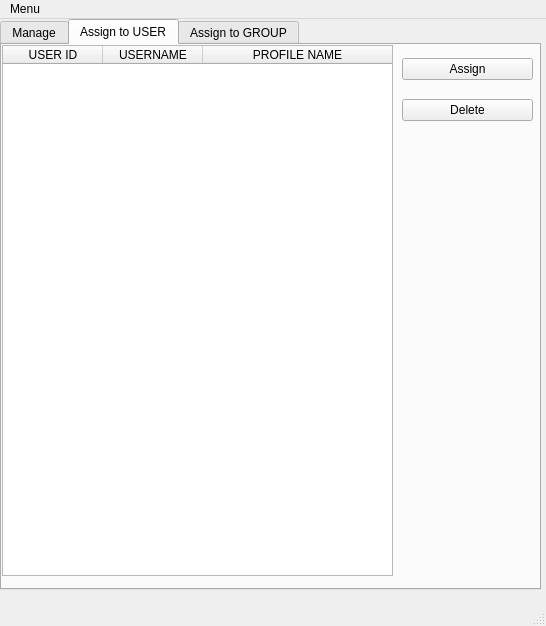
Old version of the form ui/main.ui in the repository 50Shades/TimeKicker.
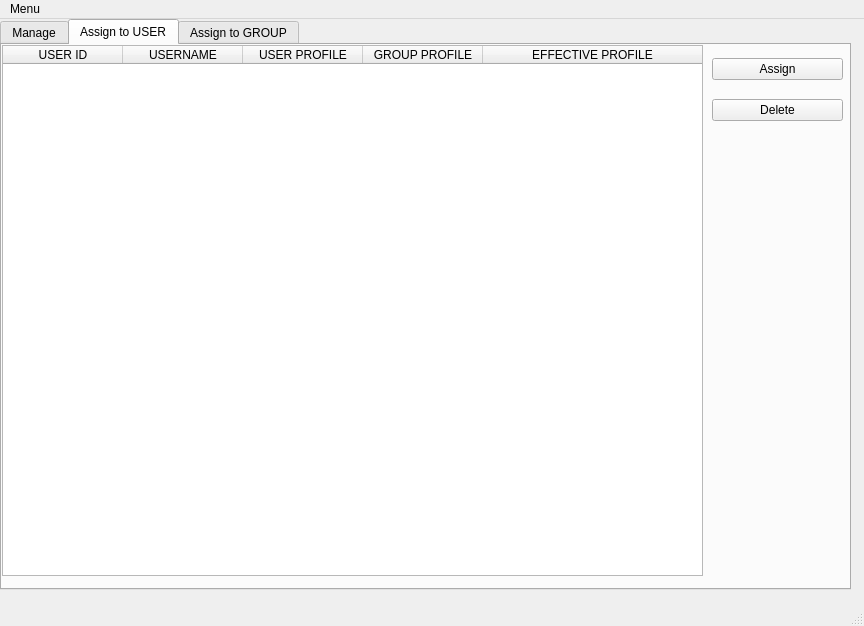
New version of the form. The open tabs and pages were chosen to show the change.

```diff
--- a/ui/main.ui
+++ b/ui/main.ui
@@ -6,7 +6,7 @@
    <rect>
     <x>0</x>
     <y>0</y>
-    <width>546</width>
+    <width>864</width>
     <height>626</height>
    </rect>
   </property>
@@ -19,7 +19,7 @@
      <rect>
       <x>0</x>
       <y>0</y>
-      <width>541</width>
+      <width>851</width>
       <height>571</height>
      </rect>
     </property>
@@ -117,7 +117,7 @@
        <rect>
         <x>0</x>
         <y>0</y>
-        <width>391</width>
+        <width>701</width>
         <height>531</height>
        </rect>
       </property>
@@ -133,12 +133,21 @@
          <attribute name="horizontalHeaderCascadingSectionResizes">
           <bool>false</bool>
          </attribute>
+         <attribute name="horizontalHeaderDefaultSectionSize">
+          <number>120</number>
+         </attribute>
+         <attribute name="horizontalHeaderMinimumSectionSize">
+          <number>120</number>
+         </attribute>
          <attribute name="horizontalHeaderStretchLastSection">
           <bool>true</bool>
          </attribute>
          <attribute name="verticalHeaderCascadingSectionResizes">
           <bool>false</bool>
          </attribute>
+         <attribute name="verticalHeaderMinimumSectionSize">
+          <number>120</number>
+         </attribute>
          <attribute name="verticalHeaderStretchLastSection">
           <bool>false</bool>
          </attribute>
@@ -154,7 +163,17 @@
          </column>
          <column>
           <property name="text">
-           <string>PROFILE NAME</string>
+           <string>USER PROFILE</string>
+          </property>
+         </column>
+         <column>
+          <property name="text">
+           <string>GROUP PROFILE</string>
+          </property>
+         </column>
+         <column>
+          <property name="text">
+           <string>EFFECTIVE PROFILE</string>
           </property>
          </column>
         </widget>
@@ -164,7 +183,7 @@
      <widget class="QWidget" name="verticalLayoutWidget_2">
       <property name="geometry">
        <rect>
-        <x>400</x>
+        <x>710</x>
         <y>0</y>
         <width>131</width>
         <height>91</height>
@@ -275,7 +294,7 @@
     <rect>
      <x>0</x>
      <y>0</y>
-     <width>546</width>
+     <width>864</width>
      <height>25</height>
     </rect>
    </property>
```
Left out of the diff: 29 changed lines with no effect on the pictures.
